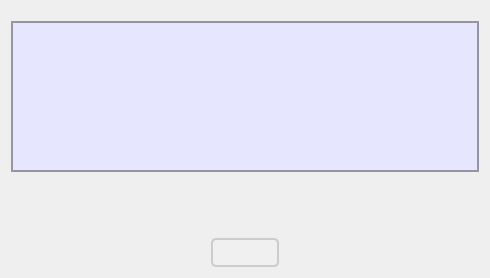
Old version of the form meter/helpabout.ui in the repository cagavriloaie/WFlowLab.
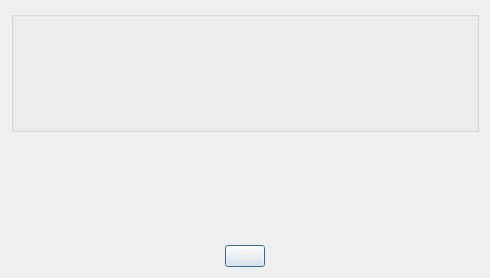
New version of the form. Icons and pictures are not drawn.

```diff
--- a/meter/helpabout.ui
+++ b/meter/helpabout.ui
@@ -16,12 +16,6 @@
     <height>230</height>
    </size>
   </property>
-  <property name="maximumSize">
-   <size>
-    <width>490</width>
-    <height>280</height>
-   </size>
-  </property>
   <property name="windowTitle">
    <string>WMeter - About</string>
   </property>
@@ -29,158 +23,6 @@
    <iconset>
     <normaloff>WStreamLab.ico</normaloff>WStreamLab.ico</iconset>
   </property>
-  <property name="styleSheet">
-   <string notr="true">/* Common styles */
-* {
-    font-family: Verdana, Arial, sans-serif; /* Fallback to Arial or generic sans-serif if Verdana is not available */
-    font-size: 12pt; /* Base font size */
-}
-
-/* Common border style */
-.common-border {
-    border: 2px solid #ADD8E6; /* Light blue border */
-    border-radius: 4px; /* Rounded corners */
-}
-
-/* QPushButton */
-QPushButton {
-    padding: 5px 10px;
-    border: 2px solid #ccc; /* Light gray border */
-    background-color: #f0f0f0; /* Light gray background */
-    border-radius: 5px; /* Rounded corners */
-}
-
-QPushButton:hover {
-    background-color: #d7d9d7; /* Light gray background on hover */
-    border: 2px solid #aaa; /* Darker gray border on hover */
-}
-
-/* QGroupBox */
-QGroupBox {
-    border: 2px solid rgba(0, 0, 0, 0.36); /* Black with transparency */
-    background-color: #E6E6FF; /* Light purple background */
-    margin-top: 10px;
-    padding-top: 10px; /* Padding for the top of the group box */
-}
-
-/* QGroupBox Title */
-QGroupBox::title {
-    subcontrol-origin: margin;
-    left: 7px;
-    padding: 5px; /* Adjusted padding for better appearance */
-}
-
-/* QRadioButton */
-QRadioButton {
-    spacing: 5px; /* Space between text and indicator */
-}
-
-QRadioButton::indicator {
-    width: 10px; /* Further reduced width */
-    height: 10px; /* Further reduced height */
-    border-radius: 5px; /* Half of width and height to maintain circular shape */
-    background-color: #f0f0f0; /* Light gray background */
-    border: 1px solid #ADD8E6; /* Light blue border */
-}
-
-QRadioButton::indicator:checked {
-    background-color: #ADD8E6; /* Light blue background when checked */
-    border: 1px solid #0078D7; /* Darker blue border when checked */
-}
-
-QRadioButton::indicator:unchecked {
-    background-color: #f0f0f0; /* Light gray background when unchecked */
-    border: 1px solid #ADD8E6; /* Light blue border when unchecked */
-}
-
-/* Menu Bar */
-QMenuBar {
-    background-color: #f0f0f0; /* Light gray background */
-    border: 1px solid #ccc; /* Light gray border */
-}
-
-/* Base Menu */
-QMenu {
-    background-color: #f0f0f0; /* Light gray background */
-    border: 1px solid #ccc; /* Light gray border */
-    padding: 4px; /* Adjust padding */
-}
-
-/* Menu Item */
-QMenu::item {
-    background-color: transparent; /* Transparent background */
-    padding: 4px 24px; /* Adjust padding */
-}
-
-QMenu::item:selected {
-    background-color: #d7d9d7; /* Light gray background when selected */
-}
-
-/* Disabled Menu Item */
-QMenu::item:disabled {
-    color: #999; /* Gray color for disabled items */
-}
-
-/* Separator */
-QMenu::separator {
-    height: 1px;
-    background-color: #ccc; /* Light gray separator */
-    margin: 4px 0; /* Adjust margin */
-}
-
-/* Action */
-QMenuBar::item,
-QMenu::item {
-    background: transparent;
-    padding: 4px 10px;
-    color: black;
-}
-
-QMenuBar::item:selected,
-QMenu::item:selected {
-    background: #f0f0f0;
-    color: black;
-    border-radius: 4px;
-}
-
-QMenuBar::item:pressed,
-QMenu::item:pressed {
-    background-color: #d7d9d7;
-    border-radius: 4px;
-}
-
-/* QComboBox */
-QComboBox {
-    border: 2px solid #ADD8E6; /* Light blue border */
-    border-radius: 4px; /* Rounded corners */
-    padding: 2px; /* Padding inside the combo box */
-    min-height: 20px; /* Adjust the minimum height */
-    background-color: #f0f0f0; /* Light gray background */
-    padding-right: 20px; /* Space for the arrow */
-}
-
-/* QComboBox Dropdown */
-QComboBox QAbstractItemView {
-    background-color: #ffffff; /* White background for the dropdown to avoid transparency */
-    border: 2px solid #ADD8E6; /* Light blue border for the dropdown */
-}
-
-/* Dropdown Arrow */
-QComboBox::down-arrow {
-    width: 10px; /* Adjust width of the arrow */
-    height: 10px; /* Adjust height of the arrow */
-}
-
-/* QLineEdit */
-QLineEdit {
-    border: 2px solid #ADD8E6; /* Light blue border */
-    border-radius: 4px; /* Rounded corners */
-    height: 28px; /* Adjusted height */
-    padding: 2px; /* Adjust padding if needed */
-    background-color: #f0f0f0; /* Light gray background to match QComboBox */
-}
-</string>
-  </property>
   <layout class="QGridLayout" name="gridLayout">
    <item row="0" column="0">
     <layout class="QVBoxLayout" name="verticalLayout_2">
@@ -377,11 +219,8 @@
        </item>
        <item>
         <widget class="QPushButton" name="pbClose">
-         <property name="styleSheet">
-          <string notr="true"> padding-left: 10px; 
- padding-top: 1px; 
- padding-right: 10px;
- padding-down: 10px; </string>
+         <property name="focusPolicy">
+          <enum>Qt::StrongFocus</enum>
          </property>
          <property name="text">
           <string/>
```
Left out of the diff: 6 changed lines with no effect on the pictures.
